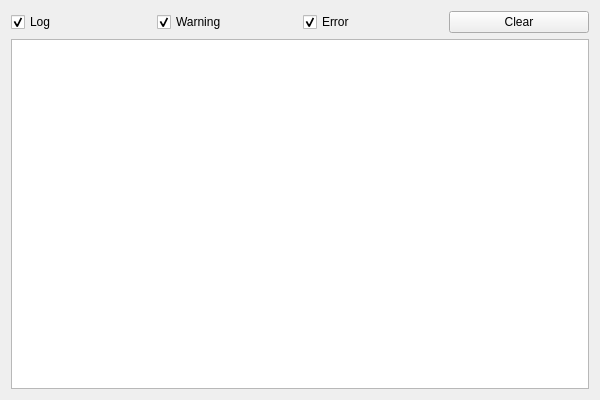
Qt form Editor/LuxonEditor.GUI.Qt/Console/ConsoleLogWindow.ui (s-rahmani1992/LuxonEngine) before a commit.
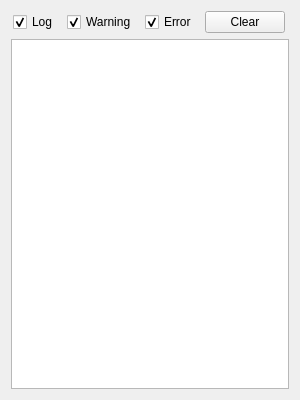
The same form after that commit.

Commit message: Improved Console window's visual.

```diff
--- a/Editor/LuxonEditor.GUI.Qt/Console/ConsoleLogWindow.ui
+++ b/Editor/LuxonEditor.GUI.Qt/Console/ConsoleLogWindow.ui
@@ -6,10 +6,16 @@
    <rect>
     <x>0</x>
     <y>0</y>
-    <width>600</width>
+    <width>300</width>
     <height>400</height>
    </rect>
   </property>
+  <property name="minimumSize">
+   <size>
+    <width>300</width>
+    <height>0</height>
+   </size>
+  </property>
   <property name="windowTitle">
    <string>ConsoleLogWindow</string>
   </property>
@@ -18,6 +24,12 @@
     <layout class="QHBoxLayout" name="horizontalLayout">
      <item>
       <widget class="QCheckBox" name="logFilterCheckBox">
+       <property name="sizePolicy">
+        <sizepolicy hsizetype="Fixed" vsizetype="Fixed">
+         <horstretch>0</horstretch>
+         <verstretch>0</verstretch>
+        </sizepolicy>
+       </property>
        <property name="text">
         <string>Log</string>
        </property>
@@ -28,6 +40,12 @@
      </item>
      <item>
       <widget class="QCheckBox" name="warningFilterCheckBox">
+       <property name="sizePolicy">
+        <sizepolicy hsizetype="Fixed" vsizetype="Fixed">
+         <horstretch>0</horstretch>
+         <verstretch>0</verstretch>
+        </sizepolicy>
+       </property>
        <property name="text">
         <string>Warning</string>
        </property>
@@ -38,6 +56,12 @@
      </item>
      <item>
       <widget class="QCheckBox" name="errorFilterCheckBox">
+       <property name="sizePolicy">
+        <sizepolicy hsizetype="Fixed" vsizetype="Fixed">
+         <horstretch>0</horstretch>
+         <verstretch>0</verstretch>
+        </sizepolicy>
+       </property>
        <property name="text">
         <string>Error</string>
        </property>
@@ -48,6 +72,12 @@
      </item>
      <item>
       <widget class="QPushButton" name="clearButton">
+       <property name="sizePolicy">
+        <sizepolicy hsizetype="Fixed" vsizetype="Fixed">
+         <horstretch>0</horstretch>
+         <verstretch>0</verstretch>
+        </sizepolicy>
+       </property>
        <property name="text">
         <string>Clear</string>
        </property>
@@ -57,9 +87,27 @@
    </item>
    <item>
     <widget class="QListView" name="logListView">
+     <property name="horizontalScrollBarPolicy">
+      <enum>Qt::ScrollBarPolicy::ScrollBarAlwaysOff</enum>
+     </property>
+     <property name="sizeAdjustPolicy">
+      <enum>QAbstractScrollArea::SizeAdjustPolicy::AdjustToContents</enum>
+     </property>
+     <property name="verticalScrollMode">
+      <enum>QAbstractItemView::ScrollMode::ScrollPerPixel</enum>
+     </property>
+     <property name="horizontalScrollMode">
+      <enum>QAbstractItemView::ScrollMode::ScrollPerItem</enum>
+     </property>
+     <property name="movement">
+      <enum>QListView::Movement::Free</enum>
+     </property>
      <property name="spacing">
       <number>5</number>
      </property>
+     <property name="wordWrap">
+      <bool>true</bool>
+     </property>
     </widget>
    </item>
   </layout>
```
Left out of the diff: 2 changed lines with no effect on the pictures. The commit also changes 3 other files.
